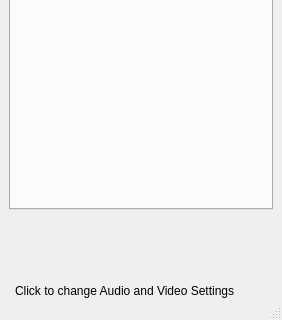
Old version of the form wengophone/src/presentation/qt/WengoPhoneWindow.ui in the repository tkrotoff/WengoPhone; both pictures show x 0 to 282 and y 270 to 590 of the 282 by 590 pixel window.
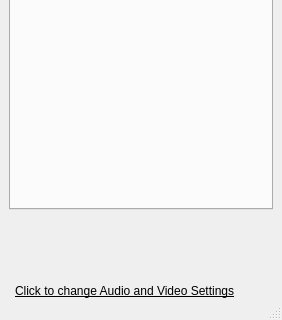
New version of the form. Icons and pictures are not drawn.

What changed in the file:
```diff
--- a/wengophone/src/presentation/qt/WengoPhoneWindow.ui
+++ b/wengophone/src/presentation/qt/WengoPhoneWindow.ui
@@ -335,7 +335,7 @@
     <item row="4" column="0" >
      <widget class="QLabel" name="configPanelLabel" >
       <property name="text" >
-       <string>Click to change Audio and Video Settings</string>
+       <string>&lt;u>Click to change Audio and Video Settings&lt;/u></string>
       </property>
       <property name="indent" >
        <number>15</number>
```
Left out of the diff: 6 changed lines with no effect on the pictures.
